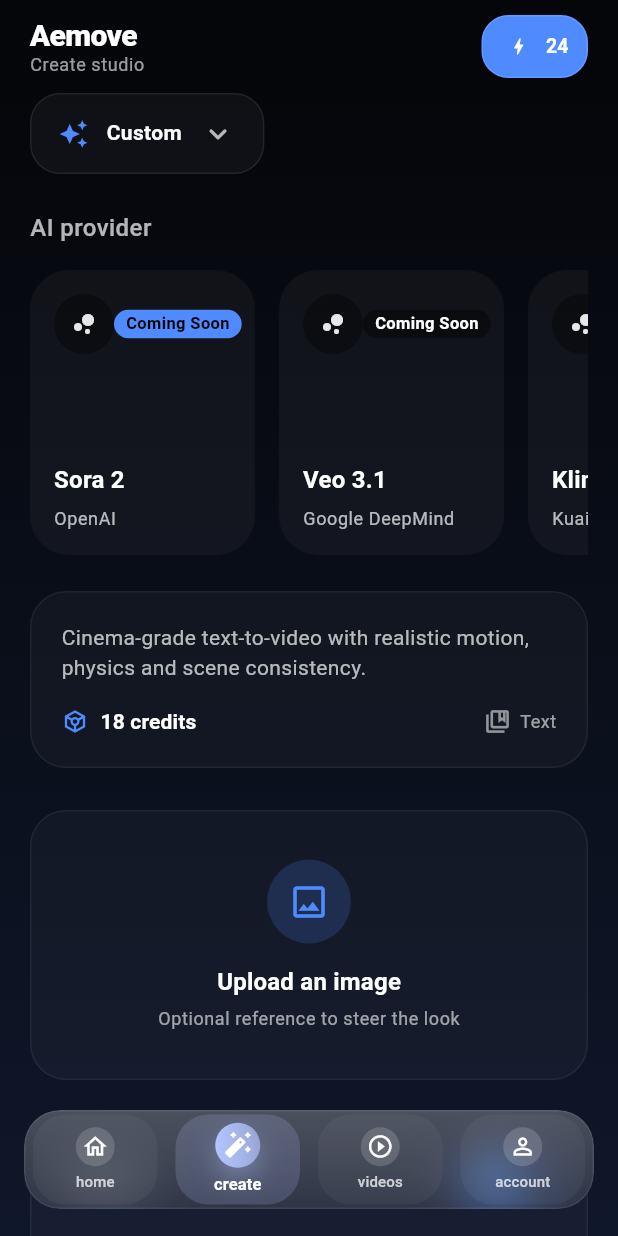
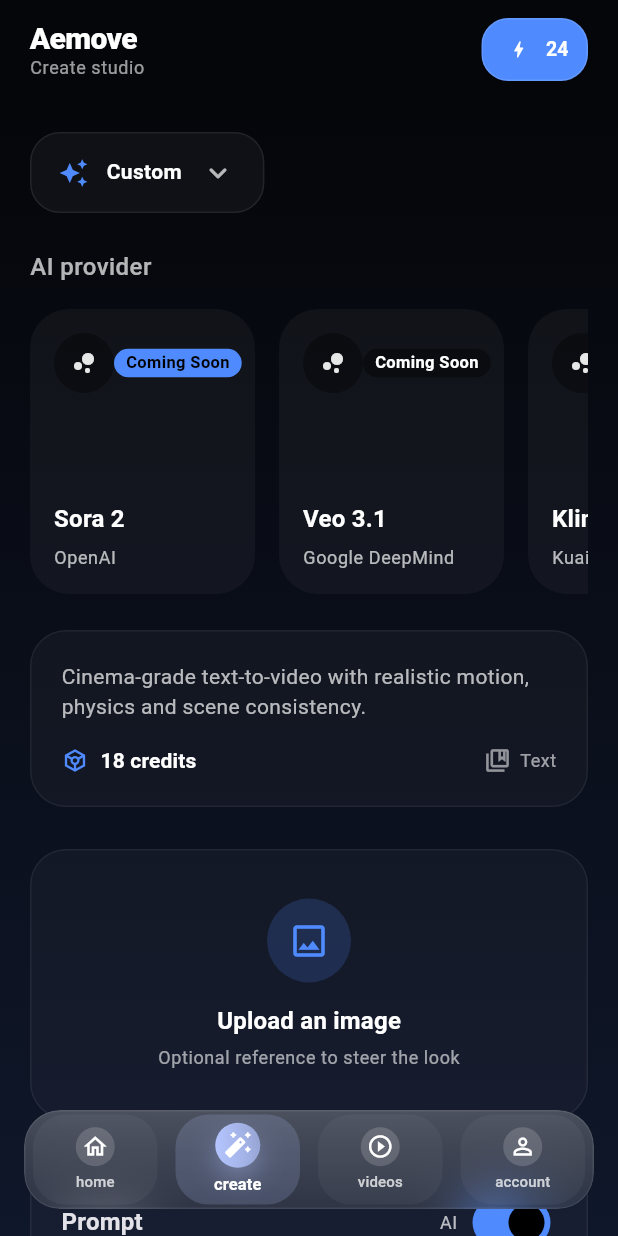
Before and after one commit to melihkochan/aemove, a Flutter app: the screen it shows after launch, item 2 of the bottom bar chosen, on a phone screen of 412 x 824 dp. Run offline on Flutter 3.47's test engine with Material 3 defaults, Android fonts, the phone set to English and light mode, and no system bars; our stand-ins replace easy_localization; network calls fail.

Commit message:
Refactor home screen and main shell layout by adjusting padding and dimensions for improved visual consistency. Introduce spacing adjustments in header and content areas to enhance user experience.

```diff
--- a/lib/screens/main_shell.dart
+++ b/lib/screens/main_shell.dart
@@ -58,7 +58,7 @@
         children: [
           Positioned.fill(
             child: Padding(
-              padding: const EdgeInsets.only(top: 46),
+              padding: const EdgeInsets.only(top: 72),
               child: IndexedStack(index: _currentIndex, children: _pages),
             ),
           ),
@@ -69,7 +69,7 @@
             child: SafeArea(
               bottom: false,
               child: Padding(
-                padding: const EdgeInsets.fromLTRB(20, 10, 20, 24),
+                padding: const EdgeInsets.fromLTRB(20, 12, 20, 24),
                 child: Row(
                   children: [
                     Column(
```
Also changed, not shown: lib/screens/home_screen.dart (+10 -17 lines).
